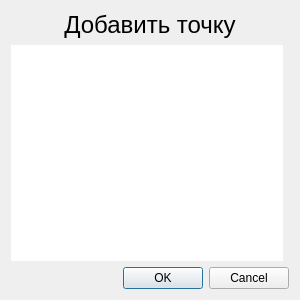
Xtail96/SML, file KAMEditor/gui/points/addpointdialog.ui: the form before one commit.
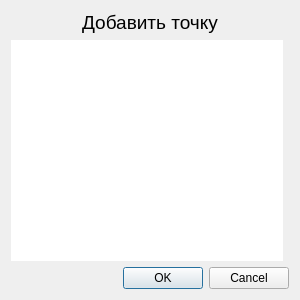
The form after the commit.

The edit to the form file:
```diff
--- a/KAMEditor/gui/points/addpointdialog.ui
+++ b/KAMEditor/gui/points/addpointdialog.ui
@@ -16,6 +16,11 @@
   <layout class="QGridLayout" name="gridLayout">
    <item row="1" column="0">
     <widget class="QTableWidget" name="addPointArgumentsTableWidget">
+     <property name="font">
+      <font>
+       <pointsize>12</pointsize>
+      </font>
+     </property>
      <property name="frameShape">
       <enum>QFrame::NoFrame</enum>
      </property>
@@ -31,7 +36,7 @@
     <widget class="QLabel" name="addPointTitleLabel">
      <property name="font">
       <font>
-       <pointsize>18</pointsize>
+       <pointsize>14</pointsize>
       </font>
      </property>
      <property name="text">
```
